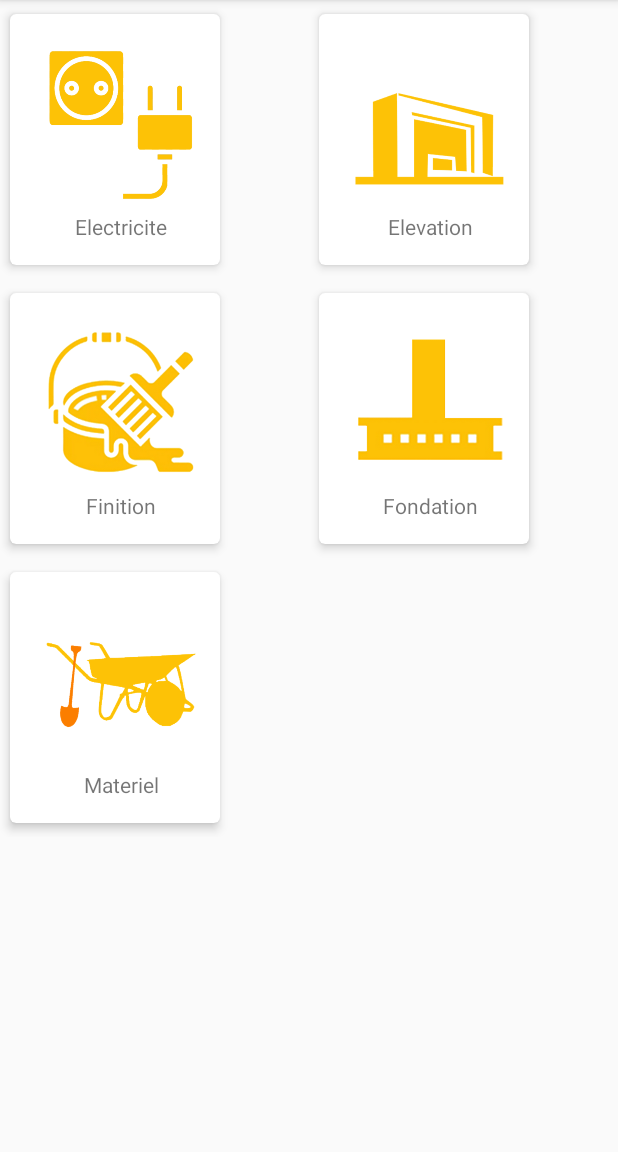
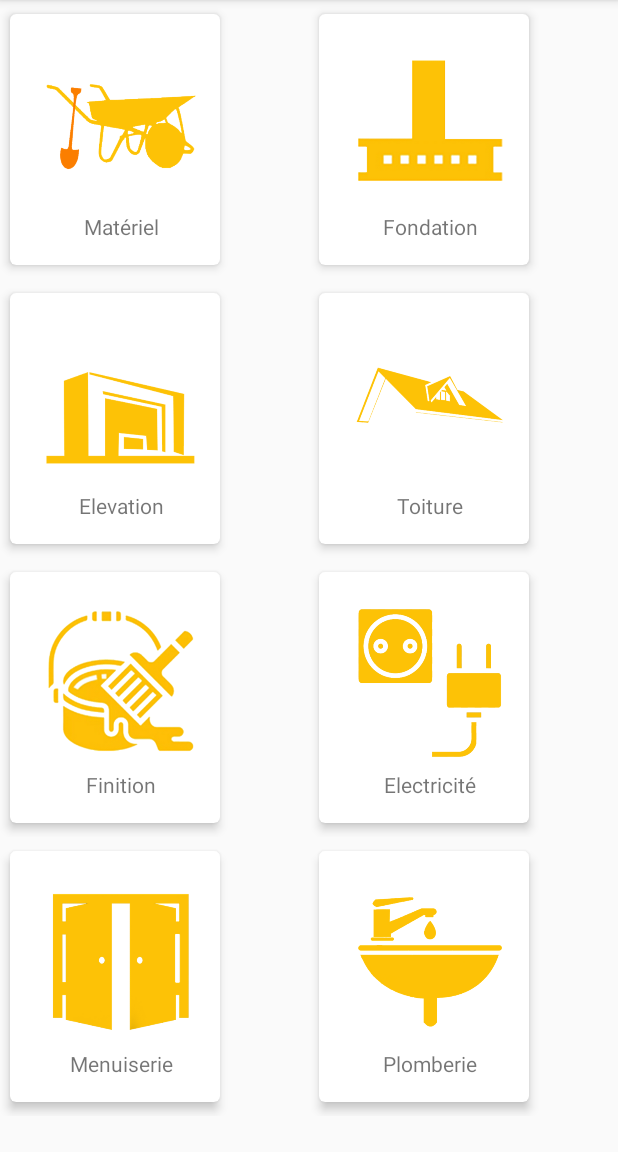
Before and after one commit to FuturisSarl/devis_app, an Android app: the screen it shows after launch (ComposantActivity), on a phone screen of 412 x 824 dp, the part 84-1236 px from its top. Run offline under Robolectric (Android 15) with nearby library versions, the phone set to English and light mode, and no system bars.

Commit message:
Isolate constant app data for future API or local DB implementation

```diff
--- /dev/null
+++ b/app/src/main/java/com/itverse/futuris/AppData.kt
@@ -0,0 +1,22 @@
+package com.itverse.futuris
+
+var LIST_COMPOSANT = listOf(
+    ComposantData("Matériel", "Description", R.drawable.materiel),
+    ComposantData("Fondation", "Description", R.drawable.fondation),
+    ComposantData("Elevation", "Description", R.drawable.elevation),
+    ComposantData("Toiture", "Description", R.drawable.toiture),
+    ComposantData("Finition", "Description", R.drawable.finition),
+    ComposantData("Electricité", "Description", R.drawable.electricite),
+    ComposantData("Menuiserie", "Description", R.drawable.menuiserie),
+    ComposantData("Plomberie", "Description", R.drawable.plomberie)
+)
+
+var LIST_MATERIEL_ELEMENTS = listOf(
+    ElementData(LIST_COMPOSANT[0], "Brouette", R.drawable.brouette, 1),
+    ElementData(LIST_COMPOSANT[0], "Ficelle", R.drawable.ficelle, 1),
+    ElementData(LIST_COMPOSANT[0], "Machette", R.drawable.machette, 1),
+    ElementData(LIST_COMPOSANT[0], "Gamatte", R.drawable.gamatte, 1),
+    ElementData(LIST_COMPOSANT[0], "Tyrolienne", R.drawable.tyrolienne, 1),
+    ElementData(LIST_COMPOSANT[0], "Tenaille", R.drawable.tenaille, 1),
+    ElementData(LIST_COMPOSANT[0], "Truelle", R.drawable.truelle, 1)
+)
--- a/app/src/main/java/com/itverse/futuris/DataManager.kt
+++ b/app/src/main/java/com/itverse/futuris/DataManager.kt
@@ -13,54 +13,13 @@ object DataManager {
     }
 
     private fun initializeComposants() {
-        //TODO: Create a string array ressource for composant data and load it here
-        var composant = ComposantData("Electricite", "Description", R.drawable.electricite)
-        composants[composant.name] = composant
 
-        composant = ComposantData("Elevation", "Description", R.drawable.elevation)
-        composants[composant.name] = composant
-
-        composant = ComposantData("Finition", "Description", R.drawable.finition)
-        composants[composant.name] = composant
-
-        composant = ComposantData("Fondation", "Description", R.drawable.fondation)
-        composants[composant.name] = composant
-
-        composant = ComposantData("Materiel", "Description", R.drawable.materiel)
-        composants[composant.name] = composant
+        LIST_COMPOSANT.forEach{
+            composants[it.name] = it
+        }
     }
 
     private fun initializeElements() {
-        var composant = composants["Materiel"]!!
-        var element = ElementData(
-            composant,
-            "Test1",
-            R.drawable.materiel_item_1,
-            1)
-        elements.add(element)
-
-        element = ElementData(
-            composant,
-            "Test1",
-            R.drawable.materiel_item_2,
-            1)
-
-        elements.add(element)
-
-        element = ElementData(
-            composant,
-            "Test1",
-            R.drawable.materiel_item_3,
-            1)
-        elements.add(element)
-
-        element = ElementData(
-            composant,
-            "Test1",
-            R.drawable.materiel_item_4,
-            1)
-
-        elements.add(element)
-
+        elements.addAll(LIST_MATERIEL_ELEMENTS)
     }
 }
--- a/app/src/main/res/values/strings.xml
+++ b/app/src/main/res/values/strings.xml
@@ -18,4 +18,5 @@
     <string name="electricite">Electricité</string>
     <string name="menuiserie">Menuiserie</string>
     <string name="plomberie">Plomberie</string>
+
 </resources>
```
Also changed, not shown: app/src/main/res/drawable/brouette.png (added), app/src/main/res/drawable/ficelle.png (added), app/src/main/res/drawable/fut.png (added), app/src/main/res/drawable/gamatte.png (added), app/src/main/res/drawable/machette.png (added), app/src/main/res/drawable/pioche.png (added), app/src/main/res/drawable/tenaille.png (added), app/src/main/res/drawable/truelle.png (added), app/src/main/res/drawable/tyrolienne.png (added).
